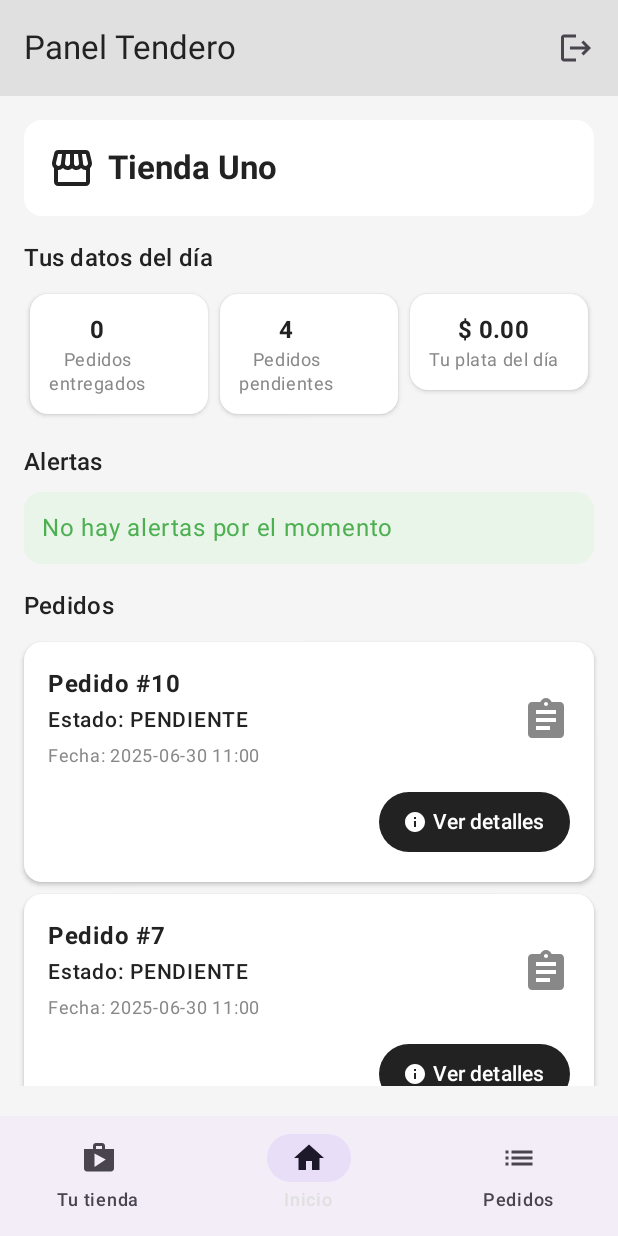
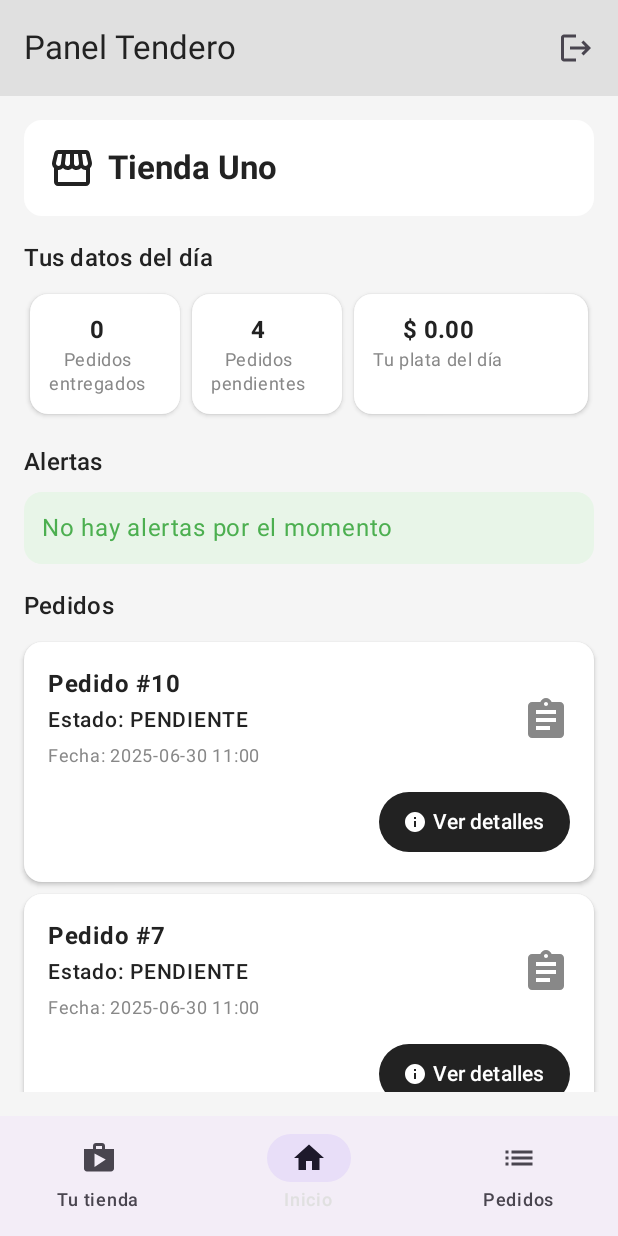
Before and after one commit to Yenreh/DeliveryPrototype, an Android app built with Jetpack Compose: the composable TenderoNavScaffold shown on its own in the app's theme, item 2 of the bottom bar chosen, on a phone screen of 412 x 824 dp. Run offline under Robolectric (Android 15) with nearby library versions, the phone set to English and light mode, and no system bars; our stand-ins replace Room's generated code.

Commit message:
Refactor TenderoNavScaffold to use mutableStateOf for currentScreen and improve layout constraints in TenderoHomeScreen

```diff
--- a/app/src/main/java/com/example/deliveryprototype/ui/TenderoNav.kt
+++ b/app/src/main/java/com/example/deliveryprototype/ui/TenderoNav.kt
@@ -21,6 +21,7 @@ import com.example.deliveryprototype.ui.components.AppTopBar
 import androidx.compose.ui.unit.dp
 import androidx.compose.ui.platform.LocalContext
 import androidx.compose.ui.text.font.FontWeight
+import androidx.compose.ui.unit.min
 import com.example.deliveryprototype.data.AppRepository
 import com.example.deliveryprototype.model.PedidoEntity
 import com.example.deliveryprototype.model.ProductoEntity
@@ -39,7 +40,7 @@ sealed class TenderoNavItem(val label: String, val icon: ImageVector) {
 @Composable
 fun TenderoNavScaffold(onLogout: () -> Unit) {
 var selectedIndex by remember { mutableStateOf(1) }
-    var currentScreen by remember { mutableStateOf<TenderoScreen>(TenderoScreen.Home) }
+val currentScreen = remember { mutableStateOf<TenderoScreen>(TenderoScreen.Home) }
 
     val items = listOf(
         TenderoNavItem.Tienda,
@@ -49,12 +50,12 @@ fun TenderoNavScaffold(onLogout: () -> Unit) {
 
     // Función para navegar entre pantallas
     val navigateToScreen = { screen: TenderoScreen ->
-        currentScreen = screen
+        currentScreen.value = screen
     }
 
     // Función para regresar al home
     val navigateBack = {
-        currentScreen = TenderoScreen.Home
+        currentScreen.value = TenderoScreen.Home
         selectedIndex = 1
     }
 
@@ -69,14 +70,14 @@ fun TenderoNavScaffold(onLogout: () -> Unit) {
         },
         bottomBar = {
             // Solo mostrar bottom bar en las pantallas principales
-            if (currentScreen in listOf(TenderoScreen.Home, TenderoScreen.Tienda, TenderoScreen.Pedidos)) {
+            if (currentScreen.value in listOf(TenderoScreen.Home, TenderoScreen.Tienda, TenderoScreen.Pedidos)) {
                 NavigationBar {
                     items.forEachIndexed { index, item ->
                         NavigationBarItem(
                             selected = selectedIndex == index,
                             onClick = {
                             selectedIndex = index
-                                currentScreen = when (index) {
+                            currentScreen.value = when (index) {
                                 0 -> TenderoScreen.Tienda
                                 1 -> TenderoScreen.Home
                                 2 -> TenderoScreen.Pedidos
@@ -92,32 +93,32 @@ fun TenderoNavScaffold(onLogout: () -> Unit) {
         }
     ) { innerPadding ->
         Box(modifier = Modifier.padding(innerPadding)) {
-            when (currentScreen) {
+            when (val screen = currentScreen.value) {
                 is TenderoScreen.Home -> TenderoHomeScreen(
                     onPedidoDetalle = { pedidoId ->
-                        currentScreen = TenderoScreen.PedidoDetalle(pedidoId)
+                        currentScreen.value = TenderoScreen.PedidoDetalle(pedidoId)
                     }
                 )
                 is TenderoScreen.Tienda -> TenderoTiendaScreen(
                     onProductoAdd = {
-                        currentScreen = TenderoScreen.ProductForm(null)
+                        currentScreen.value = TenderoScreen.ProductForm(null)
                     },
                     onProductoEdit = { productoId ->
-                        currentScreen = TenderoScreen.ProductForm(productoId)
+                        currentScreen.value = TenderoScreen.ProductForm(productoId)
                     }
                 )
                 is TenderoScreen.Pedidos -> TenderoPedidosScreen(
                     onPedidoDetalle = { pedidoId ->
-                        currentScreen = TenderoScreen.PedidoDetalle(pedidoId)
+                        currentScreen.value = TenderoScreen.PedidoDetalle(pedidoId)
                     }
                 )
                 is TenderoScreen.ProductForm -> ProductFormScreen(
-                    productoId = currentScreen.productoId,
+                    productoId = screen.productoId,
                     onBack = navigateBack,
                     onSave = navigateBack
                 )
                 is TenderoScreen.PedidoDetalle -> TenderoPedidoDetalleScreen(
-                    pedidoId = currentScreen.pedidoId,
+                    pedidoId = screen.pedidoId,
                     onBack = navigateBack,
                     onUpdateEstado = { /* Estado actualizado */ }
                 )
@@ -210,17 +211,17 @@ fun TenderoHomeScreen(onPedidoDetalle: (Int) -> Unit = {}) {
             StatsCard(
                 value = pedidosEntregados.toString(),
                 label = "Pedidos\nentregados",
-                modifier = Modifier.weight(1f).padding(4.dp)
+                modifier = Modifier.padding(4.dp).heightIn(min= 80.dp).width(100.dp)
             )
             StatsCard(
                 value = pedidosPendientes.toString(),
                 label = "Pedidos\npendientes",
-                modifier = Modifier.weight(1f).padding(4.dp)
+                modifier = Modifier.padding(4.dp).heightIn(min= 80.dp).width(100.dp)
             )
             StatsCard(
                 value = com.example.deliveryprototype.utils.FeeUtils.formatMoney(gananciasDelDia),
                 label = "Tu plata del día",
-                modifier = Modifier.weight(1f).padding(4.dp)
+                modifier = Modifier.weight(1f).padding(4.dp).heightIn(min= 80.dp)
             )
         }
 
@@ -285,7 +286,7 @@ fun TenderoHomeScreen(onPedidoDetalle: (Int) -> Unit = {}) {
             Text("No hay pedidos recientes.", color = GrayText)
         } else {
             LazyColumn(
-                modifier = Modifier.fillMaxWidth().heightIn(max = 300.dp)
+                modifier = Modifier.fillMaxWidth().heightIn(max = 600.dp)
             ) {
                 items(pedidos.takeLast(5).reversed()) { pedido ->
                     OrderCard(
@@ -313,13 +314,15 @@ fun StatsCard(
     ) {
         Column(
             modifier = Modifier.padding(12.dp),
-            horizontalAlignment = Alignment.CenterHorizontally
+            horizontalAlignment =  Alignment.CenterHorizontally,
+            verticalArrangement = Arrangement.Center
         ) {
             Text(
                 value,
                 style = MaterialTheme.typography.titleMedium,
                 fontWeight = FontWeight.Bold,
-                color = Primary
+                color = Primary,
+                textAlign = androidx.compose.ui.text.style.TextAlign.Center
             )
             Text(
                 label,
```
Lines whose indentation alone changed are shown as unchanged.
